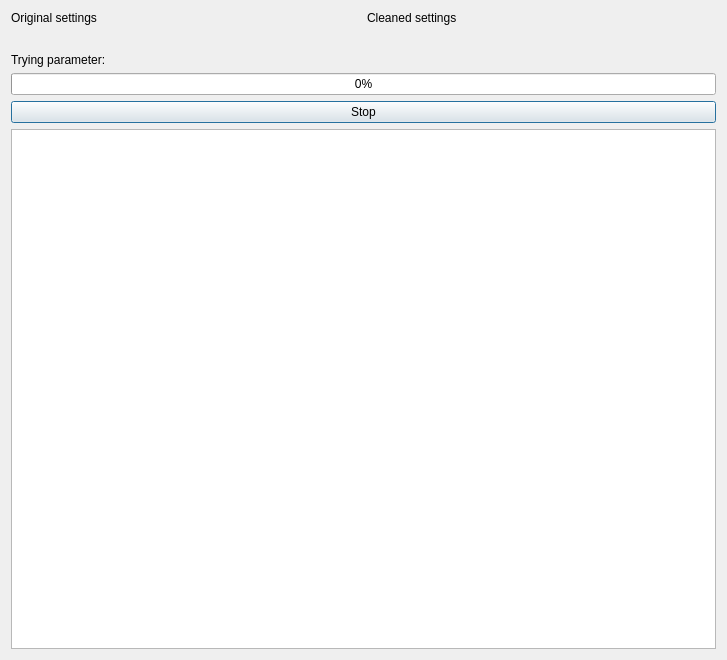
Before: the Qt Designer form mandelbulber2/qt/settings_cleaner.ui in buddhi1980/mandelbulber2, drawn with Qt 5.
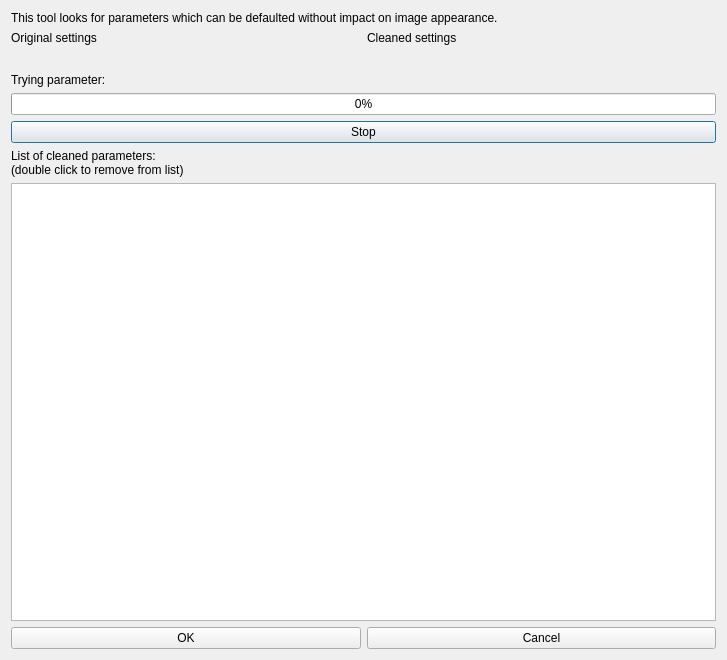
After: the same form once the commit is applied. Custom widgets are drawn as their Qt base class.

Commit message: Added OK/Cancel buttons to SettingsCleaner and possibility to remove parameter from the list by double click

Patch:
```diff
--- a/mandelbulber2/qt/settings_cleaner.ui
+++ b/mandelbulber2/qt/settings_cleaner.ui
@@ -13,7 +13,23 @@
   <property name="windowTitle">
    <string>Settings cleaner</string>
   </property>
-  <layout class="QVBoxLayout" name="verticalLayout_2" stretch="0,0,0,0,1">
+  <property name="sizeGripEnabled">
+   <bool>false</bool>
+  </property>
+  <property name="modal">
+   <bool>false</bool>
+  </property>
+  <layout class="QVBoxLayout" name="verticalLayout_2" stretch="0,0,0,0,0,0,1,0">
+   <item>
+    <widget class="QLabel" name="label_4">
+     <property name="text">
+      <string>This tool looks for parameters which can be defaulted without impact on image appearance.</string>
+     </property>
+     <property name="wordWrap">
+      <bool>true</bool>
+     </property>
+    </widget>
+   </item>
    <item>
     <layout class="QGridLayout" name="gridLayout" rowstretch="0,1">
      <item row="1" column="1">
@@ -76,9 +92,35 @@
      </property>
     </widget>
    </item>
+   <item>
+    <widget class="QLabel" name="label_3">
+     <property name="text">
+      <string>List of cleaned parameters:
+(double click to remove from list)</string>
+     </property>
+    </widget>
+   </item>
    <item>
     <widget class="QListWidget" name="listWidget"/>
    </item>
+   <item>
+    <layout class="QHBoxLayout" name="horizontalLayout">
+     <item>
+      <widget class="QPushButton" name="pushButton_ok">
+       <property name="text">
+        <string>OK</string>
+       </property>
+      </widget>
+     </item>
+     <item>
+      <widget class="QPushButton" name="pushButton_cancel">
+       <property name="text">
+        <string>Cancel</string>
+       </property>
+      </widget>
+     </item>
+    </layout>
+   </item>
   </layout>
  </widget>
  <customwidgets>
```
The commit also changes 2 other files.
